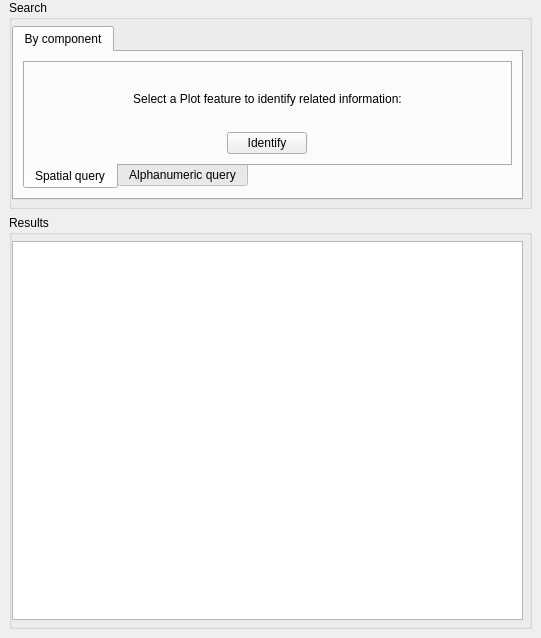
Above: asistente_ladm_col/ui/dockwidget_queries.ui from SwissTierrasColombia/Asistente-LADM-COL before the change. Below: the same form after it.
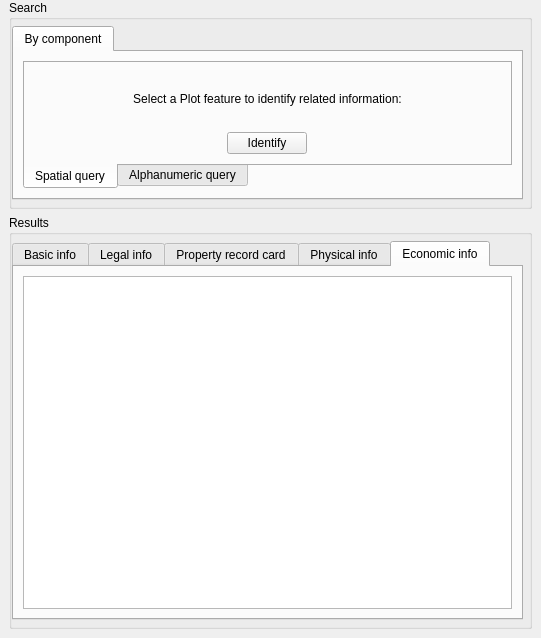
That is the form after the change. The open tabs and pages were chosen to show the change.

Commit message:
[queries] 2 new queries by component: Legal and Property record card info; more improvements:
+ Generic context menu
+ Tabs for query results
+ Generic paramters (**kwargs) to execute queries

Patch:
```diff
--- a/asistente_ladm_col/ui/dockwidget_queries.ui
+++ b/asistente_ladm_col/ui/dockwidget_queries.ui
@@ -199,7 +199,87 @@
         <number>6</number>
        </property>
        <item row="0" column="0">
-        <widget class="QTreeView" name="treeView"/>
+        <widget class="QTabWidget" name="tab_results">
+         <property name="enabled">
+          <bool>true</bool>
+         </property>
+         <property name="currentIndex">
+          <number>0</number>
+         </property>
+         <widget class="QWidget" name="tab_results_basic_info">
+          <attribute name="title">
+           <string>Basic info</string>
+          </attribute>
+          <layout class="QGridLayout" name="gridLayout_6">
+           <item row="0" column="0">
+            <widget class="QTreeView" name="tree_view_basic">
+             <property name="headerHidden">
+              <bool>true</bool>
+             </property>
+            </widget>
+           </item>
+          </layout>
+         </widget>
+         <widget class="QWidget" name="tab_results_legal">
+          <attribute name="title">
+           <string>Legal info</string>
+          </attribute>
+          <layout class="QGridLayout" name="gridLayout_8">
+           <item row="0" column="0">
+            <widget class="QTreeView" name="tree_view_legal">
+             <property name="headerHidden">
+              <bool>true</bool>
+             </property>
+            </widget>
+           </item>
+          </layout>
+         </widget>
+         <widget class="QWidget" name="tab_results_property_record_card">
+          <attribute name="title">
+           <string>Property record card</string>
+          </attribute>
+          <layout class="QGridLayout" name="gridLayout_10">
+           <item row="0" column="0">
+            <widget class="QTreeView" name="tree_view_property_record_card">
+             <property name="headerHidden">
+              <bool>true</bool>
+             </property>
+            </widget>
+           </item>
+          </layout>
+         </widget>
+         <widget class="QWidget" name="tab_results_physical">
+          <attribute name="title">
+           <string>Physical info</string>
+          </attribute>
+          <layout class="QGridLayout" name="gridLayout_9">
+           <item row="0" column="0">
+            <widget class="QTreeView" name="tree_view_physical">
+             <property name="headerHidden">
+              <bool>true</bool>
+             </property>
+            </widget>
+           </item>
+          </layout>
+         </widget>
+         <widget class="QWidget" name="tab_results_economic">
+          <property name="enabled">
+           <bool>true</bool>
+          </property>
+          <attribute name="title">
+           <string>Economic info</string>
+          </attribute>
+          <layout class="QGridLayout" name="gridLayout_11">
+           <item row="0" column="0">
+            <widget class="QTreeView" name="tree_view_economic">
+             <property name="headerHidden">
+              <bool>true</bool>
+             </property>
+            </widget>
+           </item>
+          </layout>
+         </widget>
+        </widget>
        </item>
       </layout>
      </widget>
```
Left out of the diff: 2 changed lines with no effect on the pictures. The commit also changes 4 other files.
